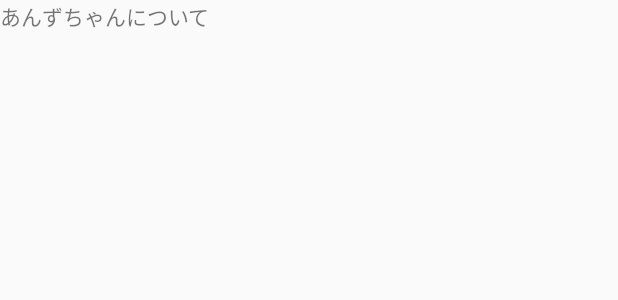
After one commit to SoranoAo/AnzVoiceTouch, an Android app: the layout activity_about_anzchan.xml on its own in the app's theme, with its tools: preview values and no code run, on a phone screen of 412 x 824 dp. The commit adds this screen. Shown: the top 300 px of the screen. Run offline under Robolectric (Android 15) with nearby library versions, the phone set to English and light mode, and no system bars.

Commit message:
このアプリについて画面と、あんずちゃんについて画面のダミーを実装

```diff
--- /dev/null
+++ b/app/src/main/res/layout/activity_about_anzchan.xml
@@ -0,0 +1,14 @@
+<?xml version="1.0" encoding="utf-8"?>
+<android.support.constraint.ConstraintLayout xmlns:android="http://schemas.android.com/apk/res/android"
+    xmlns:app="http://schemas.android.com/apk/res-auto"
+    xmlns:tools="http://schemas.android.com/tools"
+    android:layout_width="match_parent"
+    android:layout_height="match_parent"
+    tools:context=".Acitivity.AboutAnzchanActivity">
+
+    <TextView
+        android:text="あんずちゃんについて"
+        android:layout_width="match_parent"
+        android:layout_height="match_parent" />
+
+</android.support.constraint.ConstraintLayout>
--- a/app/src/main/res/values/strings.xml
+++ b/app/src/main/res/values/strings.xml
@@ -1,5 +1,7 @@
 <resources>
     <string name="app_name">あんずちゃんタッチボイス</string>
+    <string name="about_app">このアプリについて</string>
+    <string name="about_anzchan">あんずちゃんについて</string>
     <string name="title_home">いもの声</string>
     <string name="title_dashboard">あんずちゃん</string>
     <string name="title_notifications">おまけ</string>
```
Also changed, not shown: app/src/main/AndroidManifest.xml (+10 -0 lines), app/src/main/java/anzutouchvoice/honeycomb_heart/amebaownd/com/anzutouchvoice/Acitivity/AboutAnzchanActivity.java (added, +15 -0 lines), app/src/main/java/anzutouchvoice/honeycomb_heart/amebaownd/com/anzutouchvoice/Acitivity/AboutAppActivity.java (added, +18 -0 lines), app/src/main/java/anzutouchvoice/honeycomb_heart/amebaownd/com/anzutouchvoice/Acitivity/MainActivity.java (+9 -8 lines), app/src/main/res/layout/activity_about_app.xml (added, +14 -0 lines).
